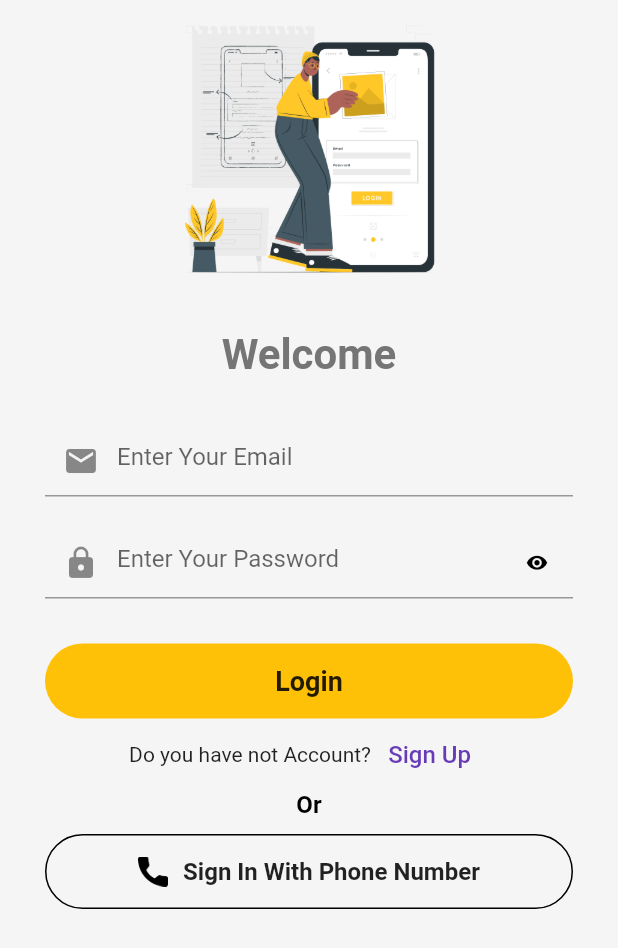
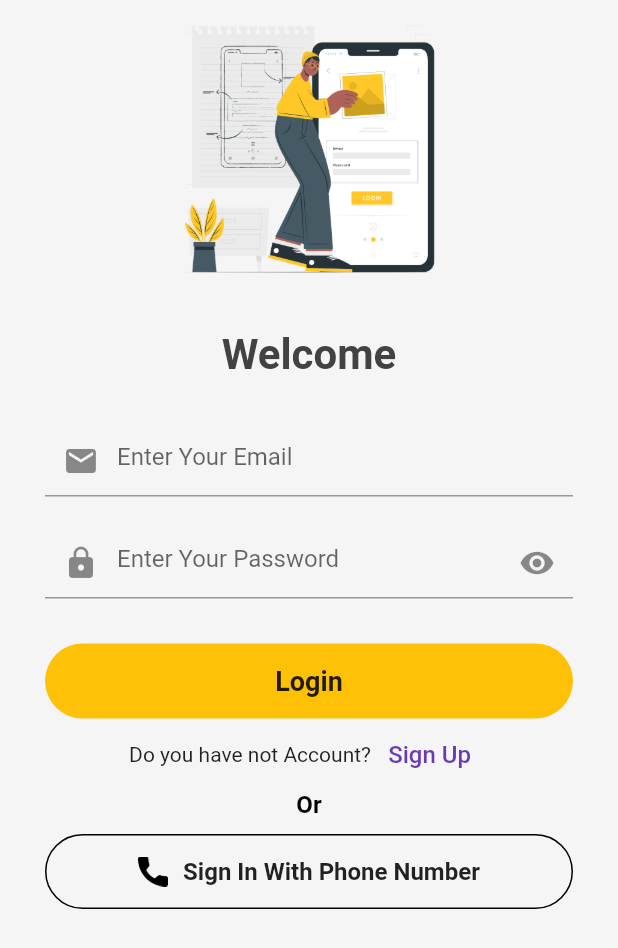
Before and after one commit to SuhaibRumi/blog_app, a Flutter app: the screen it shows after launch, on a phone screen of 412 x 824 dp. Shown: the top 948 px of the screen. Run offline on Flutter 3.47's test engine with Material 2 defaults, Android fonts, the phone set to English and light mode, and no system bars; our stand-ins replace firebase_auth, firebase_core, firebase_database, firebase_storage, fluttertoast, image_picker; accounts and stored records are empty; Roboto replaces fonts that are missing (Merriweather & Merriweather Sans).

Commit message:
day3 is completed

```diff
--- /dev/null
+++ b/lib/model/model.dart
@@ -0,0 +1,4 @@
+int? id;
+String? name;
+String? email;
+int? password;
--- /dev/null
+++ b/lib/utils/firebase/firebase_utility.dart
@@ -0,0 +1,6 @@
+import 'package:firebase_database/firebase_database.dart';
+import 'package:firebase_storage/firebase_storage.dart' as firebase_storage ;
+
+final postRef = FirebaseDatabase.instance.ref().child("Posts");
+
+firebase_storage.FirebaseStorage storage = firebase_storage.FirebaseStorage.instance;
--- a/lib/view/login_screen.dart
+++ b/lib/view/login_screen.dart
@@ -20,7 +20,7 @@ class _LogInScreenState extends State<LogInScreen> {
   final _emailController = TextEditingController();
   final _passwordController = TextEditingController();
   final FirebaseAuth _auth = FirebaseAuth.instance;
-  bool _showPassword = true;
+  bool _obscureText = true;
 
   @override
   void dispose() {
@@ -31,7 +31,7 @@ class _LogInScreenState extends State<LogInScreen> {
 
   void visibility() {
     setState(() {
-      _showPassword = !_showPassword;
+      _obscureText = !_obscureText;
     });
   }
 
@@ -87,7 +87,7 @@ class _LogInScreenState extends State<LogInScreen> {
                     "Welcome",
                     style: TextStyle(
                         fontSize: 28,
-                        color: Colors.grey[600],
+                        color: Colors.grey[800],
                         fontWeight: FontWeight.bold),
                   ),
                   const SizedBox(
@@ -120,17 +120,17 @@ class _LogInScreenState extends State<LogInScreen> {
                           // TextField for password..//
                           TextFormField(
                             controller: _passwordController,
-                            obscureText: _showPassword,
+                            obscureText: _obscureText,
                             obscuringCharacter: "*",
                             decoration: InputDecoration(
                                 suffixIcon: InkWell(
-                                  onTap: visibility,
+                                  onTap: () {
+                                    visibility();
+                                  },
                                   child: Icon(
-                                    _showPassword
+                                    _obscureText
                                         ? Icons.visibility
                                         : Icons.visibility_off,
-                                    size: 15.0,
-                                    color: Colors.black,
                                   ),
                                 ),
                                 hintText: "Enter Your Password",
--- a/lib/widgets/resuseable_textfield.dart
+++ b/lib/widgets/resuseable_textfield.dart
@@ -3,12 +3,10 @@ import 'package:flutter/material.dart';
 class MyTextField extends StatelessWidget {
   const MyTextField({
     Key? key,
-
     required this.lableText,
     required this.controller,
   }) : super(key: key);
   final String lableText;
-
 
   final TextEditingController controller;
 
@@ -20,14 +18,14 @@ class MyTextField extends StatelessWidget {
         keyboardType: TextInputType.text,
         controller: controller,
         decoration: InputDecoration(
-          border: const OutlineInputBorder(),
+          border: const OutlineInputBorder(
+              borderRadius: BorderRadius.all(Radius.circular(15))),
           labelText: lableText,
           labelStyle: const TextStyle(
             fontSize: 18,
             fontWeight: FontWeight.normal,
           ),
         ),
-
       ),
     );
   }
--- a/pubspec.yaml
+++ b/pubspec.yaml
@@ -28,12 +28,15 @@ environment:
 # versions available, run `flutter pub outdated`.
 dependencies:
   cupertino_icons: ^1.0.2
-  firebase_auth: ^4.2.5
+  firebase_auth: ^4.2.10
   firebase_core: ^2.4.1
+  firebase_database: ^10.0.15
+  firebase_storage: ^11.0.15
   flutter:
     sdk: flutter
   fluttertoast: ^8.1.2
   image_picker: ^0.8.6+3
+  intl: ^0.17.0
   modal_progress_hud_nsn: ^0.3.0
 
 dev_dependencies:
```
Also changed, not shown: lib/view/add_post_screen.dart (+10 -4 lines), lib/view/signup_screen.dart (+8 -4 lines), pubspec.lock, 1 other file.
